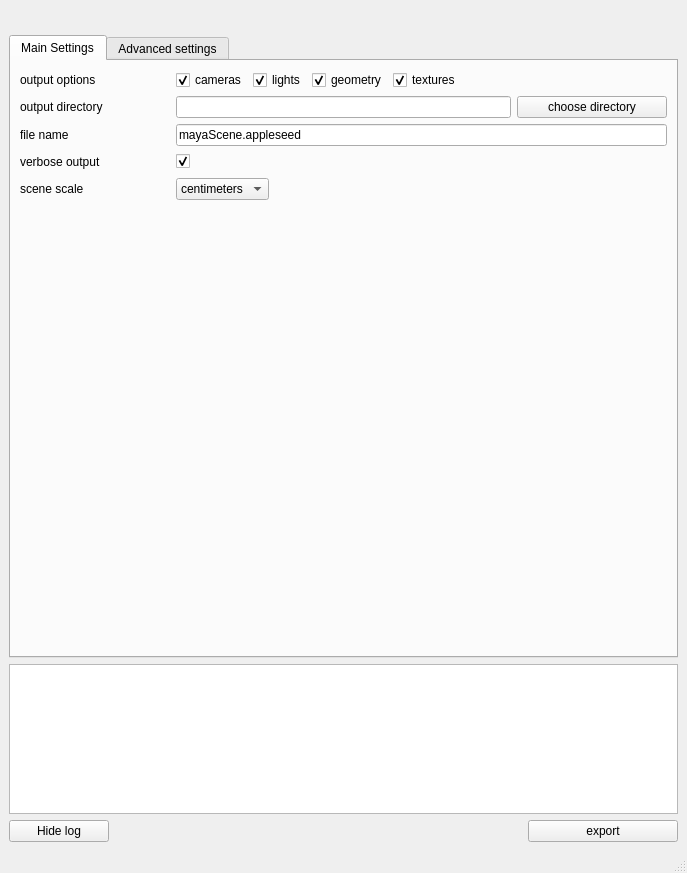
This is mayaseed.ui in dictoon/mayaseed as Qt 5 draws it before an edit. The edited form follows.
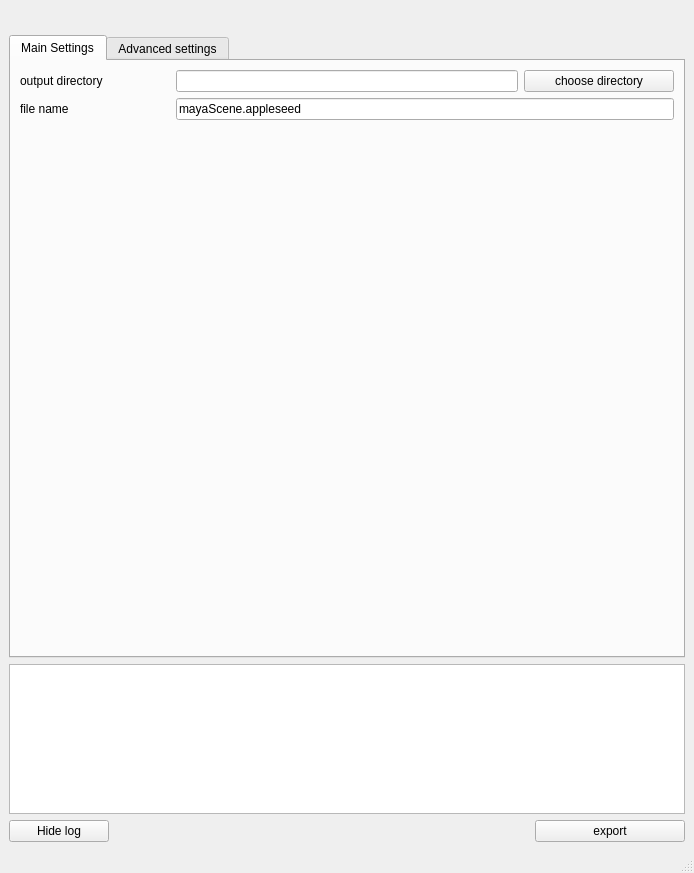
This is the edited form. Icons and pictures are not drawn.

Commit message: renamed ms_envNode to ms_environment and deleted unused controls from the UI

What changed in the file:
```diff
--- a/mayaseed.ui
+++ b/mayaseed.ui
@@ -6,7 +6,7 @@
    <rect>
     <x>0</x>
     <y>0</y>
-    <width>687</width>
+    <width>694</width>
     <height>873</height>
    </rect>
   </property>
@@ -101,76 +101,6 @@
         <string>Main Settings</string>
        </attribute>
        <layout class="QVBoxLayout" name="verticalLayout_5">
-        <item>
-         <layout class="QHBoxLayout" name="horizontalLayout_6">
-          <item>
-           <widget class="QLabel" name="label_4">
-            <property name="minimumSize">
-             <size>
-              <width>150</width>
-              <height>0</height>
-             </size>
-            </property>
-            <property name="text">
-             <string>output options</string>
-            </property>
-           </widget>
-          </item>
-          <item>
-           <widget class="QCheckBox" name="checkBox_3">
-            <property name="text">
-             <string>cameras</string>
-            </property>
-            <property name="checked">
-             <bool>true</bool>
-            </property>
-           </widget>
-          </item>
-          <item>
-           <widget class="QCheckBox" name="checkBox_2">
-            <property name="text">
-             <string>lights</string>
-            </property>
-            <property name="checked">
-             <bool>true</bool>
-            </property>
-           </widget>
-          </item>
-          <item>
-           <widget class="QCheckBox" name="checkBox">
-            <property name="text">
-             <string>geometry</string>
-            </property>
-            <property name="checked">
-             <bool>true</bool>
-            </property>
-           </widget>
-          </item>
-          <item>
-           <widget class="QCheckBox" name="checkBox_4">
-            <property name="text">
-             <string>textures</string>
-            </property>
-            <property name="checked">
-             <bool>true</bool>
-            </property>
-           </widget>
-          </item>
-          <item>
-           <spacer name="horizontalSpacer_4">
-            <property name="orientation">
-             <enum>Qt::Horizontal</enum>
-            </property>
-            <property name="sizeHint" stdset="0">
-             <size>
-              <width>40</width>
-              <height>20</height>
-             </size>
-            </property>
-           </spacer>
-          </item>
-         </layout>
-        </item>
         <item>
          <layout class="QHBoxLayout" name="horizontalLayout_4">
           <item>
@@ -235,95 +165,6 @@
           </item>
          </layout>
         </item>
-        <item>
-         <layout class="QHBoxLayout" name="horizontalLayout_28">
-          <item>
-           <widget class="QLabel" name="label_42">
-            <property name="minimumSize">
-             <size>
-              <width>150</width>
-              <height>0</height>
-             </size>
-            </property>
-            <property name="text">
-             <string>verbose output</string>
-            </property>
-           </widget>
-          </item>
-          <item>
-           <widget class="QCheckBox" name="ms_verbose">
-            <property name="text">
-             <string/>
-            </property>
-            <property name="checked">
-             <bool>true</bool>
-            </property>
-           </widget>
-          </item>
-          <item>
-           <spacer name="horizontalSpacer_26">
-            <property name="orientation">
-             <enum>Qt::Horizontal</enum>
-            </property>
-            <property name="sizeHint" stdset="0">
-             <size>
-              <width>40</width>
-              <height>20</height>
-             </size>
-            </property>
-           </spacer>
-          </item>
-         </layout>
-        </item>
-        <item>
-         <layout class="QHBoxLayout" name="horizontalLayout_30">
-          <item>
-           <widget class="QLabel" name="label_44">
-            <property name="minimumSize">
-             <size>
-              <width>150</width>
-              <height>0</height>
-             </size>
-            </property>
-            <property name="text">
-             <string>scene scale</string>
-            </property>
-           </widget>
-          </item>
-          <item>
-           <widget class="QComboBox" name="ms_sceneScale">
-            <item>
-             <property name="text">
-              <string>centimeters</string>
-             </property>
-            </item>
-            <item>
-             <property name="text">
-              <string>meters</string>
-             </property>
-            </item>
-            <item>
-             <property name="text">
-              <string>inches</string>
-             </property>
-            </item>
-           </widget>
-          </item>
-          <item>
-           <spacer name="horizontalSpacer_28">
-            <property name="orientation">
-             <enum>Qt::Horizontal</enum>
-            </property>
-            <property name="sizeHint" stdset="0">
-             <size>
-              <width>40</width>
-              <height>20</height>
-             </size>
-            </property>
-           </spacer>
-          </item>
-         </layout>
-        </item>
         <item>
          <spacer name="verticalSpacer_2">
           <property name="orientation">
```
The commit also changes 2 other files.
